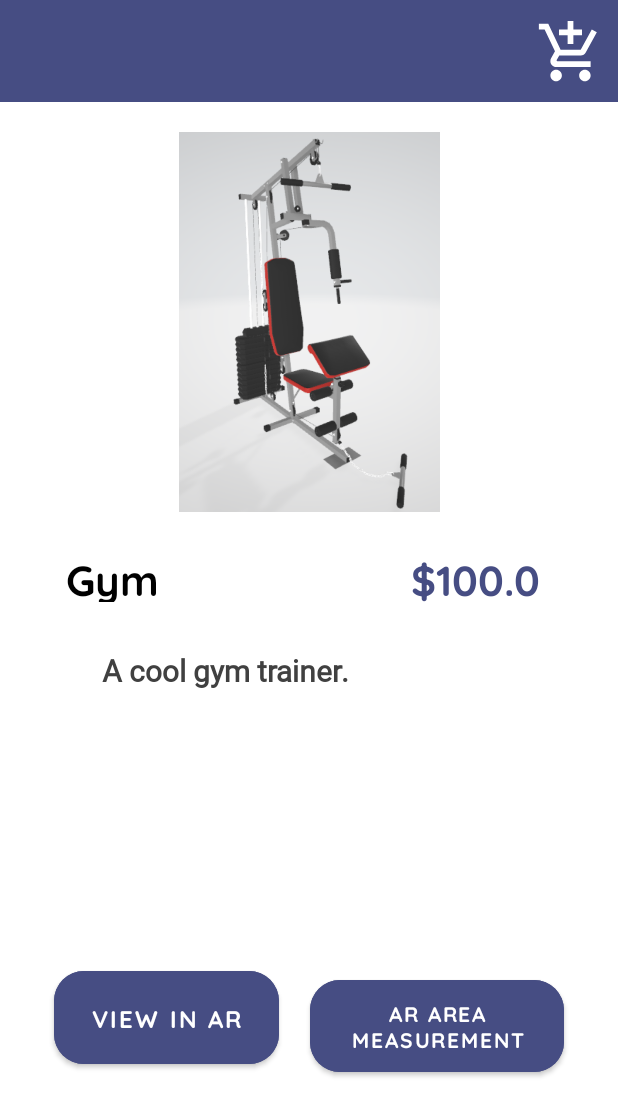
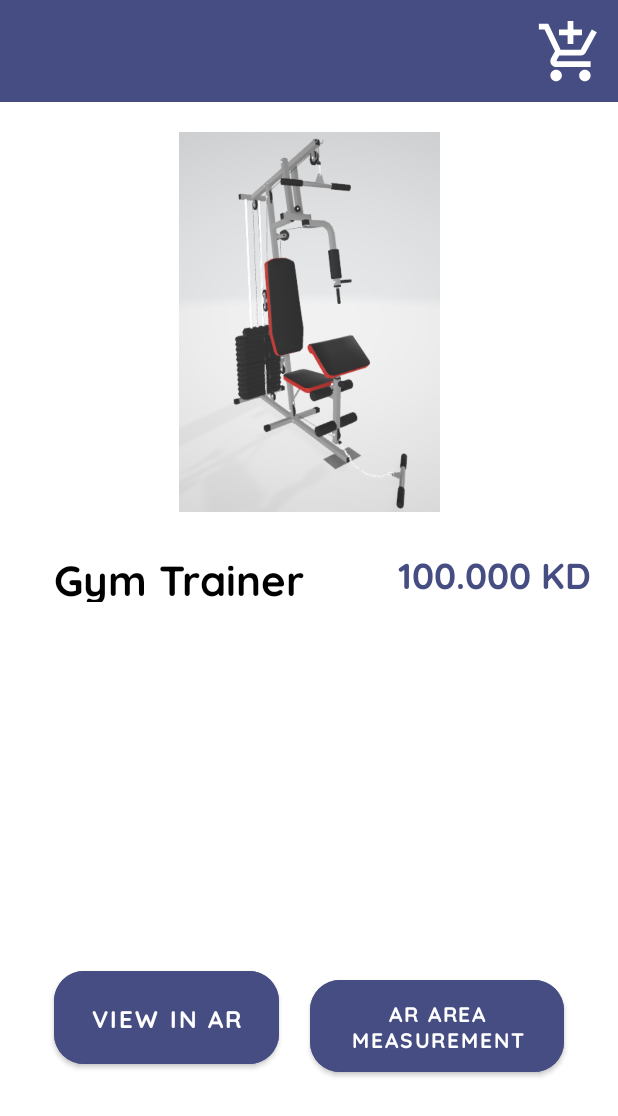
Before and after one commit to Mustafa-Karkour/FitKit, an Android app: the ProductDisplay screen opened directly, with no data from a screen before it, on a phone screen of 412 x 824 dp. Shown: the top 1116 px of the screen. Run offline under Robolectric (Android 15) with nearby library versions, the phone set to English and light mode, and no system bars; our stand-ins replace Firebase (no records; nobody signed in at launch, a user with empty details on screens opened directly); pictures from the network do not load; 11 statements that could not run were skipped.

Commit message:
Updated UI of Product Display page

```diff
--- a/app/src/main/res/layout/activity_product_display.xml
+++ b/app/src/main/res/layout/activity_product_display.xml
@@ -35,12 +35,12 @@
         android:id="@+id/productName"
         android:layout_width="wrap_content"
         android:layout_height="wrap_content"
-        android:layout_marginStart="44dp"
+        android:layout_marginStart="36dp"
         android:layout_marginTop="24dp"
-        android:width="130dp"
+        android:width="180dp"
         android:height="36dp"
         android:fontFamily="@font/quicksand_bold"
-        android:text="Gym"
+        android:text="Gym Trainer"
         android:textColor="@color/black"
         android:textSize="28sp"
         android:textStyle="bold"
@@ -51,13 +51,14 @@
         android:id="@+id/price"
         android:layout_width="wrap_content"
         android:layout_height="wrap_content"
-        android:layout_marginStart="100dp"
-        android:width="100dp"
+        android:layout_marginStart="28dp"
+        android:width="150dp"
         android:height="36dp"
         android:fontFamily="@font/quicksand_bold"
-        android:text="$100.00"
+        android:text="100.000 KD"
+        android:textAlignment="textEnd"
         android:textColor="@color/fitkitPurple"
-        android:textSize="28sp"
+        android:textSize="24sp"
         android:textStyle="bold"
         app:layout_constraintStart_toEndOf="@+id/productName"
         app:layout_constraintTop_toTopOf="@+id/productName" />
@@ -68,7 +69,7 @@
         android:layout_height="91dp"
         android:layout_marginTop="32dp"
         android:fontFamily="@font/quicksand_variablefont_wght"
-        android:text="A cool gym trainer."
+        android:text=""
         android:textColor="#404040"
         android:textSize="20sp"
         android:textStyle="bold"
```
